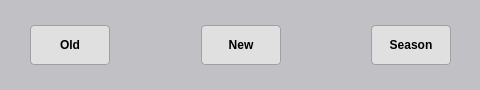
This is assets/ui/stats_source_dialog.ui in Hauh4444/WIS-Accuracy-Data-Analytics as Qt 5 draws it before an edit. The edited form follows.
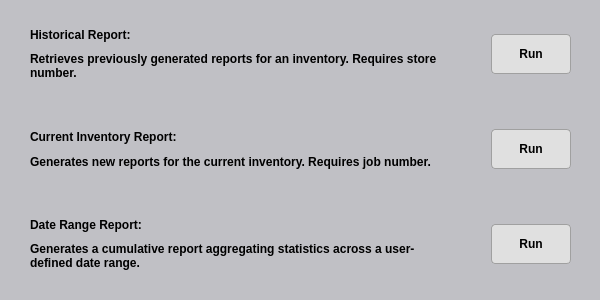
This is the edited form.

```diff
--- a/assets/ui/stats_source_dialog.ui
+++ b/assets/ui/stats_source_dialog.ui
@@ -6,8 +6,8 @@
    <rect>
     <x>0</x>
     <y>0</y>
-    <width>480</width>
-    <height>90</height>
+    <width>600</width>
+    <height>300</height>
    </rect>
   </property>
   <property name="windowTitle">
@@ -63,10 +63,12 @@
     <rect>
      <x>0</x>
      <y>0</y>
-     <width>481</width>
-     <height>91</height>
+     <width>601</width>
+     <height>301</height>
     </rect>
    </property>
+   <layout class="QVBoxLayout" name="verticalLayout">
+    <item>
    <layout class="QHBoxLayout" name="horizontalLayout">
     <property name="spacing">
      <number>10</number>
@@ -84,23 +86,43 @@
      <number>15</number>
     </property>
     <item>
-     <widget class="QPushButton" name="btnOld">
-      <property name="minimumSize">
-       <size>
-        <width>80</width>
-        <height>40</height>
-       </size>
+       <layout class="QVBoxLayout" name="verticalLayout_2">
+        <item>
+         <widget class="QLabel" name="label">
+          <property name="styleSheet">
+           <string notr="true">QLabel {font-weight: bold}</string>
       </property>
       <property name="text">
-       <string>Old</string>
-      </property>
-     </widget>
+           <string>Historical Report:</string>
+          </property>
+         </widget>
+        </item>
+        <item>
+         <widget class="QLabel" name="label_2">
+          <property name="styleSheet">
+           <string notr="true">Q</string>
+          </property>
+          <property name="text">
+           <string>Retrieves previously generated reports for an inventory. Requires store number.</string>
+          </property>
+          <property name="textFormat">
+           <enum>Qt::TextFormat::PlainText</enum>
+          </property>
+          <property name="wordWrap">
+           <bool>true</bool>
+          </property>
+         </widget>
+        </item>
+       </layout>
     </item>
     <item>
      <spacer name="horizontalSpacer_2">
       <property name="orientation">
        <enum>Qt::Orientation::Horizontal</enum>
       </property>
+        <property name="sizeType">
+         <enum>QSizePolicy::Policy::Fixed</enum>
+        </property>
       <property name="sizeHint" stdset="0">
        <size>
         <width>40</width>
@@ -110,7 +132,13 @@
      </spacer>
     </item>
     <item>
-     <widget class="QPushButton" name="btnNew">
+       <widget class="QPushButton" name="btnHistorical">
+        <property name="sizePolicy">
+         <sizepolicy hsizetype="Fixed" vsizetype="Fixed">
+          <horstretch>0</horstretch>
+          <verstretch>0</verstretch>
+         </sizepolicy>
+        </property>
       <property name="minimumSize">
        <size>
         <width>80</width>
@@ -118,15 +146,139 @@
        </size>
       </property>
       <property name="text">
-       <string>New</string>
-      </property>
-     </widget>
+         <string>Run</string>
+        </property>
+       </widget>
+      </item>
+     </layout>
+    </item>
+    <item>
+     <layout class="QHBoxLayout" name="horizontalLayout_4">
+      <property name="spacing">
+       <number>10</number>
+      </property>
+      <property name="leftMargin">
+       <number>30</number>
+      </property>
+      <property name="topMargin">
+       <number>15</number>
+      </property>
+      <property name="rightMargin">
+       <number>30</number>
+      </property>
+      <property name="bottomMargin">
+       <number>15</number>
+      </property>
+      <item>
+       <layout class="QVBoxLayout" name="verticalLayout_3">
+        <item>
+         <widget class="QLabel" name="label_6">
+          <property name="styleSheet">
+           <string notr="true">QLabel {font-weight: bold}</string>
+          </property>
+          <property name="text">
+           <string>Current Inventory Report:</string>
+          </property>
+         </widget>
+        </item>
+        <item>
+         <widget class="QLabel" name="label_5">
+          <property name="text">
+           <string>Generates new reports for the current inventory. Requires job number.</string>
+          </property>
+          <property name="wordWrap">
+           <bool>true</bool>
+          </property>
+         </widget>
+        </item>
+       </layout>
+      </item>
+      <item>
+       <spacer name="horizontalSpacer_3">
+        <property name="orientation">
+         <enum>Qt::Orientation::Horizontal</enum>
+        </property>
+        <property name="sizeType">
+         <enum>QSizePolicy::Policy::Fixed</enum>
+        </property>
+        <property name="sizeHint" stdset="0">
+         <size>
+          <width>40</width>
+          <height>20</height>
+         </size>
+        </property>
+       </spacer>
+      </item>
+      <item>
+       <widget class="QPushButton" name="btnCurrent">
+        <property name="sizePolicy">
+         <sizepolicy hsizetype="Fixed" vsizetype="Fixed">
+          <horstretch>0</horstretch>
+          <verstretch>0</verstretch>
+         </sizepolicy>
+        </property>
+        <property name="minimumSize">
+         <size>
+          <width>80</width>
+          <height>40</height>
+         </size>
+        </property>
+        <property name="text">
+         <string>Run</string>
+        </property>
+       </widget>
+      </item>
+     </layout>
+    </item>
+    <item>
+     <layout class="QHBoxLayout" name="horizontalLayout_3">
+      <property name="spacing">
+       <number>10</number>
+      </property>
+      <property name="leftMargin">
+       <number>30</number>
+      </property>
+      <property name="topMargin">
+       <number>15</number>
+      </property>
+      <property name="rightMargin">
+       <number>30</number>
+      </property>
+      <property name="bottomMargin">
+       <number>15</number>
+      </property>
+      <item>
+       <layout class="QVBoxLayout" name="verticalLayout_4">
+        <item>
+         <widget class="QLabel" name="label_3">
+          <property name="styleSheet">
+           <string notr="true">QLabel {font-weight: bold}</string>
+          </property>
+          <property name="text">
+           <string>Date Range Report:</string>
+          </property>
+         </widget>
+        </item>
+        <item>
+         <widget class="QLabel" name="label_4">
+          <property name="text">
+           <string>Generates a cumulative report aggregating statistics across a user-defined date range.</string>
+          </property>
+          <property name="wordWrap">
+           <bool>true</bool>
+          </property>
+         </widget>
+        </item>
+       </layout>
     </item>
     <item>
      <spacer name="horizontalSpacer">
       <property name="orientation">
        <enum>Qt::Orientation::Horizontal</enum>
       </property>
+        <property name="sizeType">
+         <enum>QSizePolicy::Policy::Fixed</enum>
+        </property>
       <property name="sizeHint" stdset="0">
        <size>
         <width>40</width>
@@ -136,7 +288,13 @@
      </spacer>
     </item>
     <item>
-     <widget class="QPushButton" name="btnSeason">
+       <widget class="QPushButton" name="btnAggregate">
+        <property name="sizePolicy">
+         <sizepolicy hsizetype="Fixed" vsizetype="Fixed">
+          <horstretch>0</horstretch>
+          <verstretch>0</verstretch>
+         </sizepolicy>
+        </property>
       <property name="minimumSize">
        <size>
         <width>80</width>
@@ -144,9 +302,11 @@
        </size>
       </property>
       <property name="text">
-       <string>Season</string>
-      </property>
-     </widget>
+         <string>Run</string>
+        </property>
+       </widget>
+      </item>
+     </layout>
     </item>
    </layout>
   </widget>
```
Left out of the diff: 2 changed lines with no effect on the pictures. Lines whose indentation alone changed are shown as unchanged.
